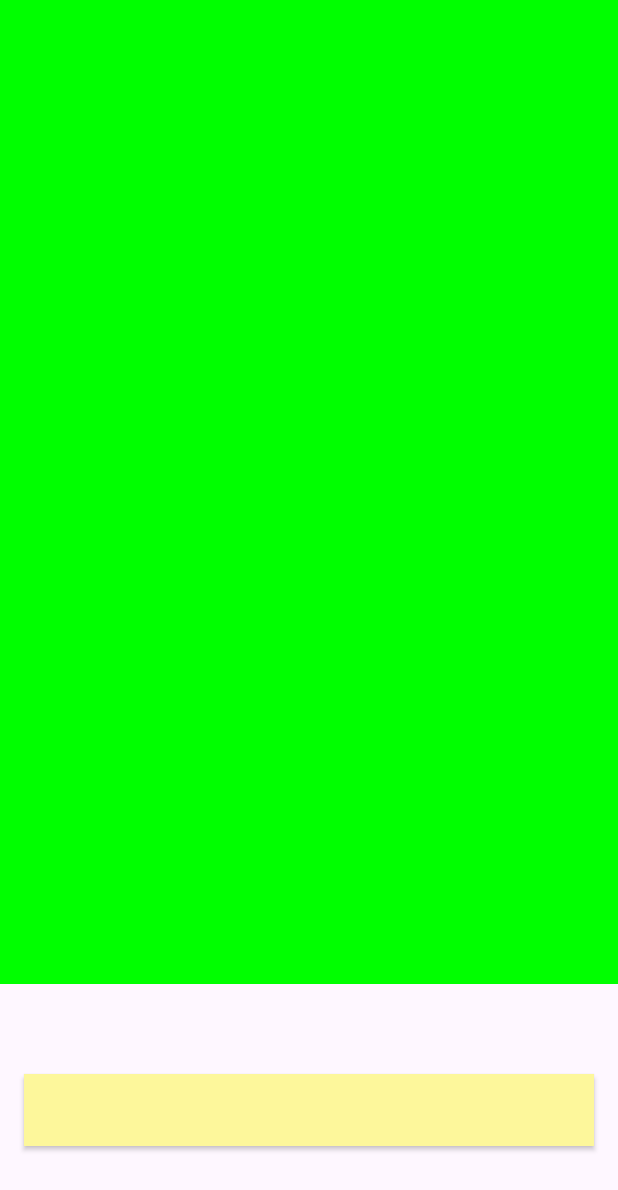
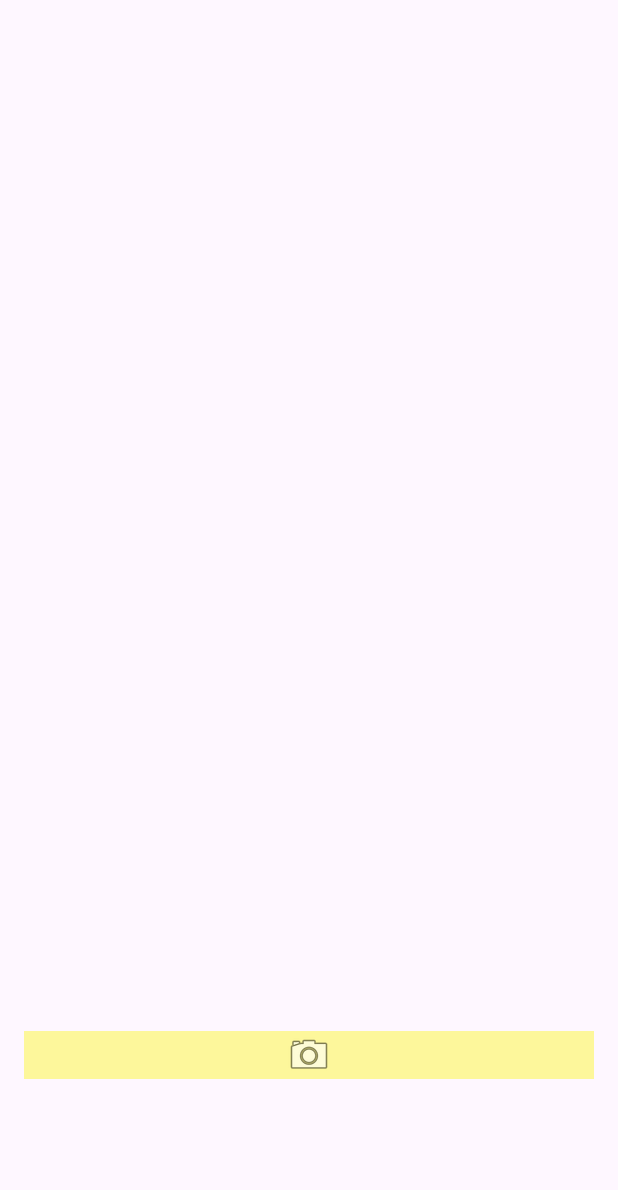
Before and after one commit to taeunii/InTravel, an Android app: the fragment GalleryFragment shown on its own in the app's theme, on a phone screen of 412 x 824 dp. Shown: the top 1190 px of the screen. Run offline under Robolectric (Android 15) with nearby library versions, the phone set to English and light mode, and no system bars; pictures from the network do not load.

Commit message:
변경내용 추가,  서버 이미지 불러오기 작업중

```diff
--- a/InTravel/app/build.gradle.kts
+++ b/InTravel/app/build.gradle.kts
@@ -55,4 +55,6 @@ dependencies {
   implementation ("com.squareup.okhttp3:okhttp:4.10.0")
   implementation ("com.squareup.okhttp3:logging-interceptor:4.10.0")
 
+  implementation ("com.github.bumptech.glide:glide:4.15.1")
+  annotationProcessor ("com.github.bumptech.glide:compiler:4.15.1")
 }
--- a/InTravel/app/src/main/java/com/example/intravel/adapter/GalleryAdapter.kt
+++ b/InTravel/app/src/main/java/com/example/intravel/adapter/GalleryAdapter.kt
@@ -3,6 +3,7 @@ package com.example.intravel.adapter
 import android.view.LayoutInflater
 import android.view.ViewGroup
 import androidx.recyclerview.widget.RecyclerView
+import com.bumptech.glide.Glide
 import com.example.intravel.data.PhotoData
 import com.example.intravel.databinding.ItemGalleryBinding
 
@@ -16,7 +17,11 @@ class GalleryAdapter(var photoList: MutableList<PhotoData>): RecyclerView.Adapte
   }
 
   override fun onBindViewHolder(holder: GalleryAdapter.Holder, position: Int) {
+    val photo = photoList[position]
 
+    Glide.with(holder.binding.root.context)
+      .load(photo.filePath+photo.fileName)
+      .into(holder.binding.galleryIv)
   }
 
   override fun getItemCount(): Int {
--- a/InTravel/app/src/main/res/layout/fragment_gallery.xml
+++ b/InTravel/app/src/main/res/layout/fragment_gallery.xml
@@ -10,23 +10,21 @@
         android:id="@+id/galleryRV"
         android:layout_width="match_parent"
         android:layout_height="656dp"
-        android:layout_marginBottom="64dp"
-        android:background="#00ff00"
-        app:layout_constraintBottom_toBottomOf="parent"
+        android:layout_marginBottom="6dp"
+        app:layout_constraintBottom_toTopOf="@+id/btnTakePhoto"
         app:layout_constraintEnd_toEndOf="parent"
         app:layout_constraintHorizontal_bias="0.0"
         app:layout_constraintStart_toStartOf="parent"
-        app:layout_constraintTop_toTopOf="parent"
-        app:layout_constraintVertical_bias="0.0" />
+        app:layout_constraintTop_toTopOf="parent" />
 
-    <androidx.appcompat.widget.AppCompatButton
+    <ImageButton
         android:id="@+id/btnTakePhoto"
         android:layout_width="0dp"
         android:layout_height="wrap_content"
         android:layout_marginStart="16dp"
         android:layout_marginTop="16dp"
         android:layout_marginEnd="16dp"
-        android:layout_marginBottom="16dp"
+        android:layout_marginBottom="100dp"
         android:background="#FDF79B"
         android:src="@android:drawable/ic_menu_camera"
         app:layout_constraintBottom_toBottomOf="parent"
--- a/server_intravel/src/main/java/bitc/fullstack405/server_intravel/entity/PhotoEntity.java
+++ b/server_intravel/src/main/java/bitc/fullstack405/server_intravel/entity/PhotoEntity.java
@@ -25,5 +25,7 @@ public class PhotoEntity {
 
   private String createDate = LocalDateTime.now().format(DateTimeFormatter.ofPattern("yyyyMMdd"));
 
+  private String filePath;
+
   private String fileName;
 }
--- a/server_intravel/src/main/java/bitc/fullstack405/server_intravel/service/PhotoService.java
+++ b/server_intravel/src/main/java/bitc/fullstack405/server_intravel/service/PhotoService.java
@@ -9,6 +9,7 @@ import org.springframework.beans.factory.annotation.Value;
 import org.springframework.stereotype.Service;
 import org.springframework.web.multipart.MultipartFile;
 
+import java.io.File;
 import java.io.IOException;
 import java.time.LocalDateTime;
 import java.time.format.DateTimeFormatter;
@@ -38,10 +39,12 @@ public class PhotoService {
 
   public PhotoEntity savePhoto(MultipartFile file, Long travId) throws IOException {
     String fileName = FileUtil.saveFile(file, uploadDir);
+    String filepath = uploadDir + File.separator;
 
     PhotoEntity photo = new PhotoEntity();
     photo.setTravId(travId);
     photo.setCreateDate(LocalDateTime.now().format(DateTimeFormatter.ofPattern("yyyyMMdd")));
+    photo.setFilePath(filepath);
     photo.setFileName(fileName);
 
     return photoRepository.save(photo);
```
Also changed, not shown: InTravel/app/src/main/java/com/example/intravel/fragments/GalleryFragment.kt (+26 -66 lines), InTravel/app/src/main/java/com/example/intravel/interface/PhotoInterface.kt (+4 -4 lines), InTravel/app/src/main/res/layout/item_gallery.xml (+7 -9 lines), server_intravel/src/main/java/bitc/fullstack405/server_intravel/controller/PhotoController.java (+4 -4 lines), server_intravel/src/main/java/bitc/fullstack405/server_intravel/utils/FileUtil.java (+0 -40 lines).
